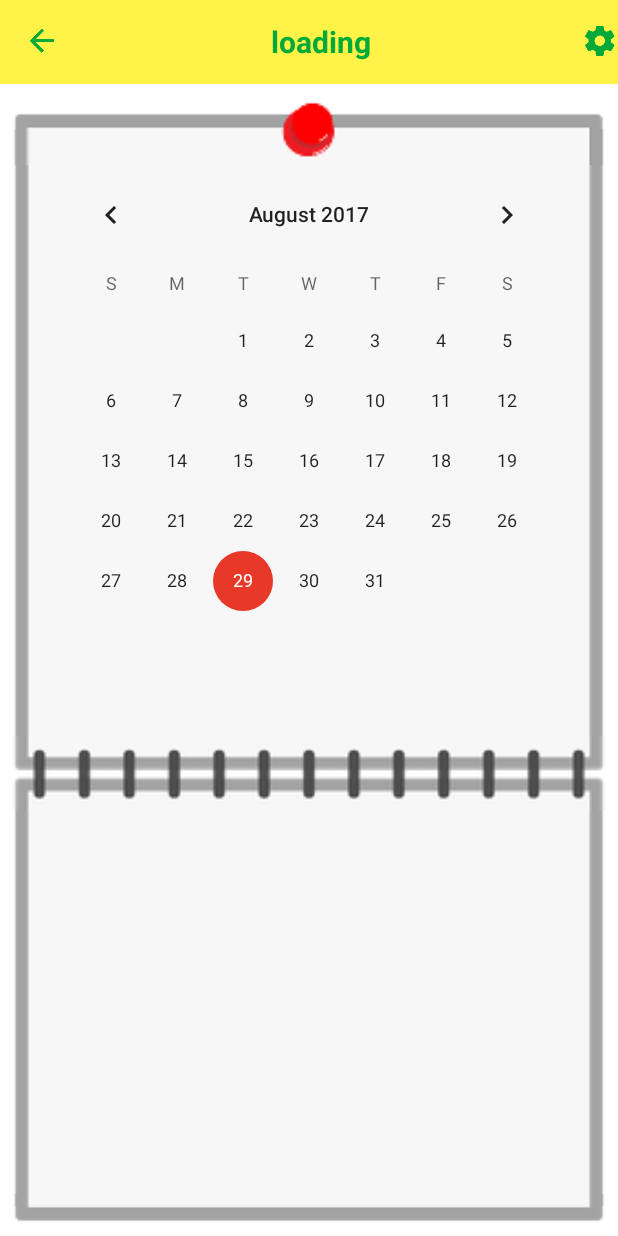
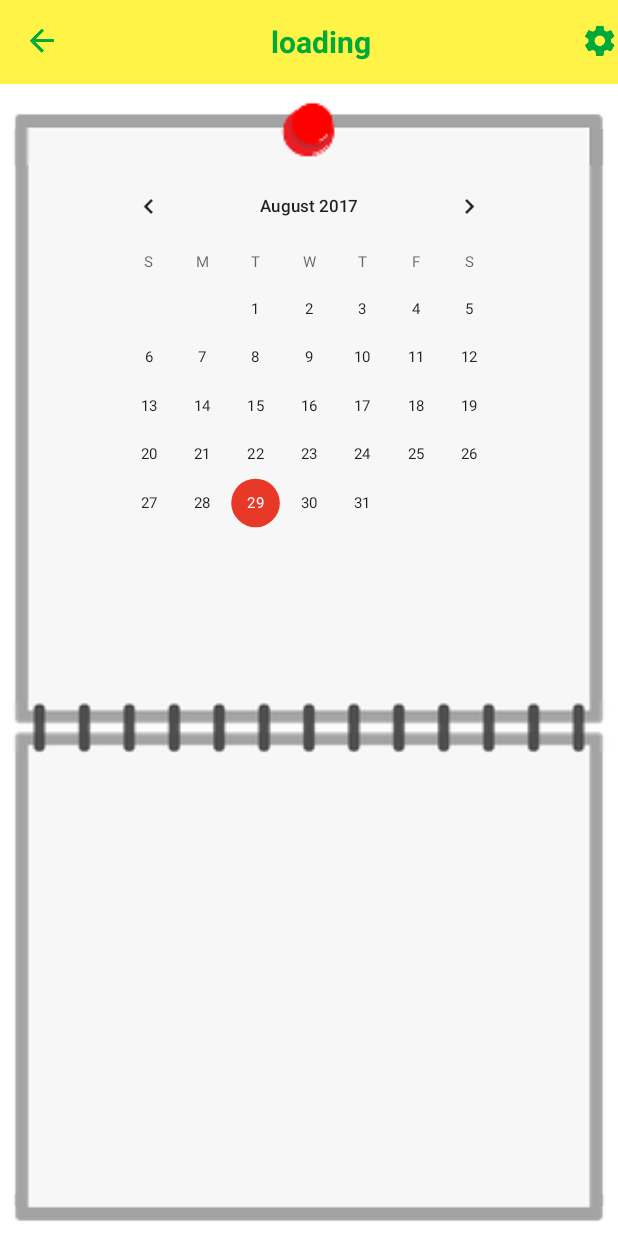
Before and after one commit to 4919/4919forIkoma-android, an Android app: the screen it shows after launch (MainActivity), after a tap on an icon or button, on a phone screen of 412 x 824 dp. Run offline under Robolectric (Android 15) with nearby library versions, the phone set to English and light mode, and no system bars.

Commit message:
カレンダーのサイズを調整

```diff
--- a/app/src/main/res/layout/fragment_calendar.xml
+++ b/app/src/main/res/layout/fragment_calendar.xml
@@ -8,7 +8,7 @@
     <RelativeLayout
         android:layout_width="match_parent"
         android:layout_height="0dp"
-        android:layout_weight="3"
+        android:layout_weight="5"
         android:layout_marginTop="10dp">
 
         <RelativeLayout
@@ -32,11 +32,10 @@
 
         <LinearLayout
             android:layout_width="wrap_content"
-            android:layout_height="wrap_content"
-            android:layout_centerInParent="true"
-            android:layout_marginTop="25dp"
+            android:layout_height="match_parent"
+            android:layout_centerHorizontal="true"
             android:paddingTop="@dimen/paddingHeight_calendar"
-            android:paddingBottom="@dimen/paddingHeight_calendar"
+            android:paddingBottom="0dp"
             android:paddingLeft="@dimen/paddingWidth_calendar"
             android:paddingRight="@dimen/paddingWidth_calendar"
             android:orientation="vertical">
@@ -44,8 +43,10 @@
             <CalendarView
                 android:id="@+id/calendar_view"
                 android:layout_width="match_parent"
-                android:layout_height="match_parent"
-                android:isScrollContainer="true" >
+                android:layout_height="wrap_content"
+                android:isScrollContainer="true"
+                android:scaleX="0.9"
+                android:scaleY="0.9" >
 
             </CalendarView>
 
@@ -55,14 +56,15 @@
 
     <ImageView
         android:layout_width="match_parent"
-        android:layout_height="50dp"
+        android:layout_height="wrap_content"
         android:src="@mipmap/bg_calendar_joint"
-        android:scaleType="centerCrop"/>
+        android:scaleType="centerCrop"
+        android:adjustViewBounds="true"/>
 
     <RelativeLayout
         android:layout_width="match_parent"
         android:layout_height="0dp"
-        android:layout_weight="2">
+        android:layout_weight="4">
 
         <RelativeLayout
             android:layout_width="match_parent"
@@ -84,6 +86,8 @@
 
         </RelativeLayout>
 
+
+
     </RelativeLayout>
 
 </LinearLayout>
--- a/app/src/main/res/values/dimen.xml
+++ b/app/src/main/res/values/dimen.xml
@@ -10,7 +10,7 @@
     <dimen name="paddingWidth_blackboard">20dp</dimen>
 
     <dimen name="paddingHeight_calendar">12dp</dimen>
-    <dimen name="paddingWidth_calendar">20dp</dimen>
+    <dimen name="paddingWidth_calendar">12dp</dimen>
 
     <dimen name="iconSize_toolbarIcon">24dp</dimen>
 
```
Also changed, not shown: app/src/main/res/mipmap-hdpi/bg_calendar_joint.png, app/src/main/res/mipmap-mdpi/bg_calendar_joint.png, app/src/main/res/mipmap-xhdpi/bg_calendar_joint.png, app/src/main/res/mipmap-xxhdpi/bg_calendar_joint.png, app/src/main/res/mipmap-xxxhdpi/bg_calendar_joint.png.
